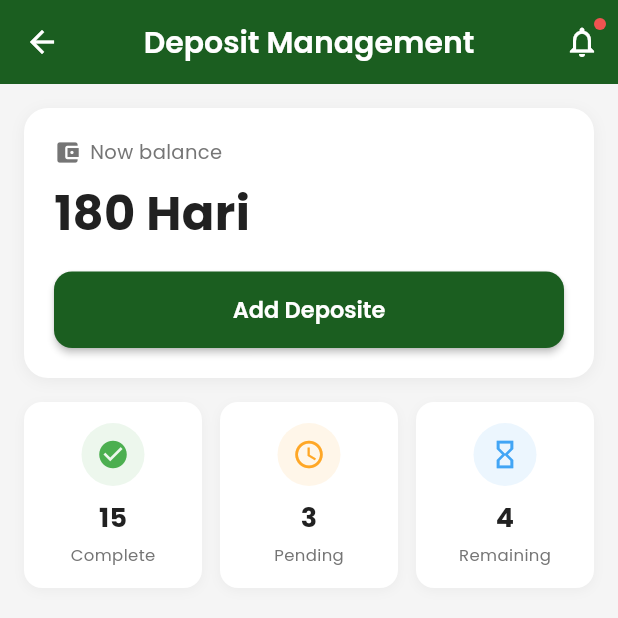
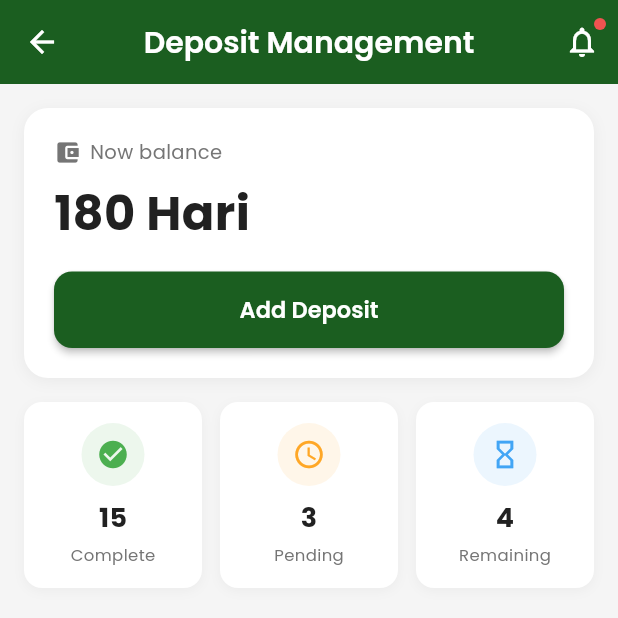
Before and after one commit to nadhiipp/Absensi-Dipointer, a Flutter app: the HistoryScreen screen opened by its route, on a phone screen of 412 x 824 dp, the top half of it. Run offline on Flutter 3.47's test engine with Material 3 defaults, Android fonts, the phone set to English and light mode, and no system bars; our stand-ins replace camera, fl_chart, geolocator, google_fonts, image_picker, shared_preferences; accounts and stored records are empty.

Commit message:
Fix typo and improve bottom nav indicator implementation
Co-authored-by: rayfansatria <195710529+rayfansatria@users.noreply.github.com>

```diff
--- a/lib/screens/history_screen.dart
+++ b/lib/screens/history_screen.dart
@@ -230,7 +230,7 @@ class _HistoryScreenState extends State<HistoryScreen> {
                       ),
                     ),
                     child: const Text(
-                      'Add Deposite',
+                      'Add Deposit',
                       style: TextStyle(
                         fontSize: 15,
                         fontWeight: FontWeight.w600,
--- a/lib/widgets/bottom_nav.dart
+++ b/lib/widgets/bottom_nav.dart
@@ -30,8 +30,11 @@ class BottomNav extends StatelessWidget {
           Container(
             height: 3,
             color: Colors.transparent,
-            child: Row(
-              children: List.generate(5, (index) {
+            child: LayoutBuilder(
+              builder: (context, constraints) {
+                const itemCount = 5; // Number of navigation items
+                return Row(
+                  children: List.generate(itemCount, (index) {
                     return Expanded(
                       child: Container(
                         color: currentIndex == index
@@ -40,6 +43,8 @@ class BottomNav extends StatelessWidget {
                       ),
                     );
                   }),
+                );
+              },
             ),
           ),
           BottomNavigationBar(
```
Lines whose indentation alone changed are shown as unchanged.
